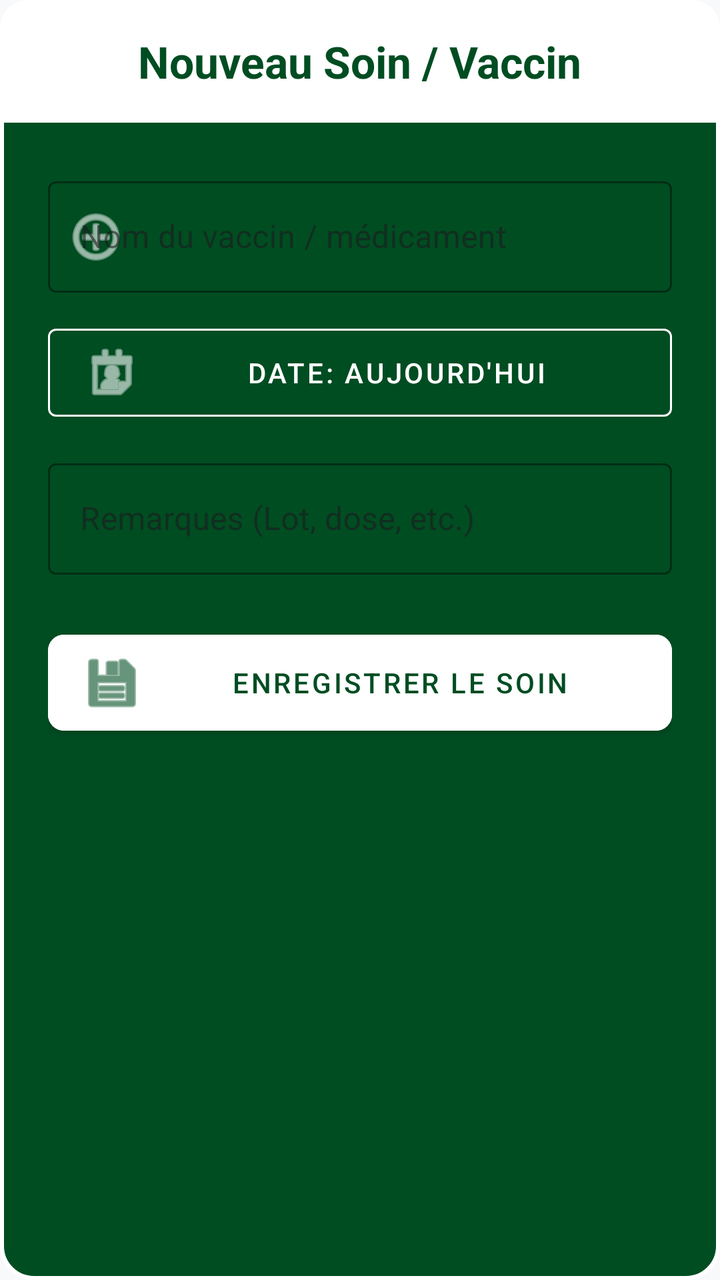
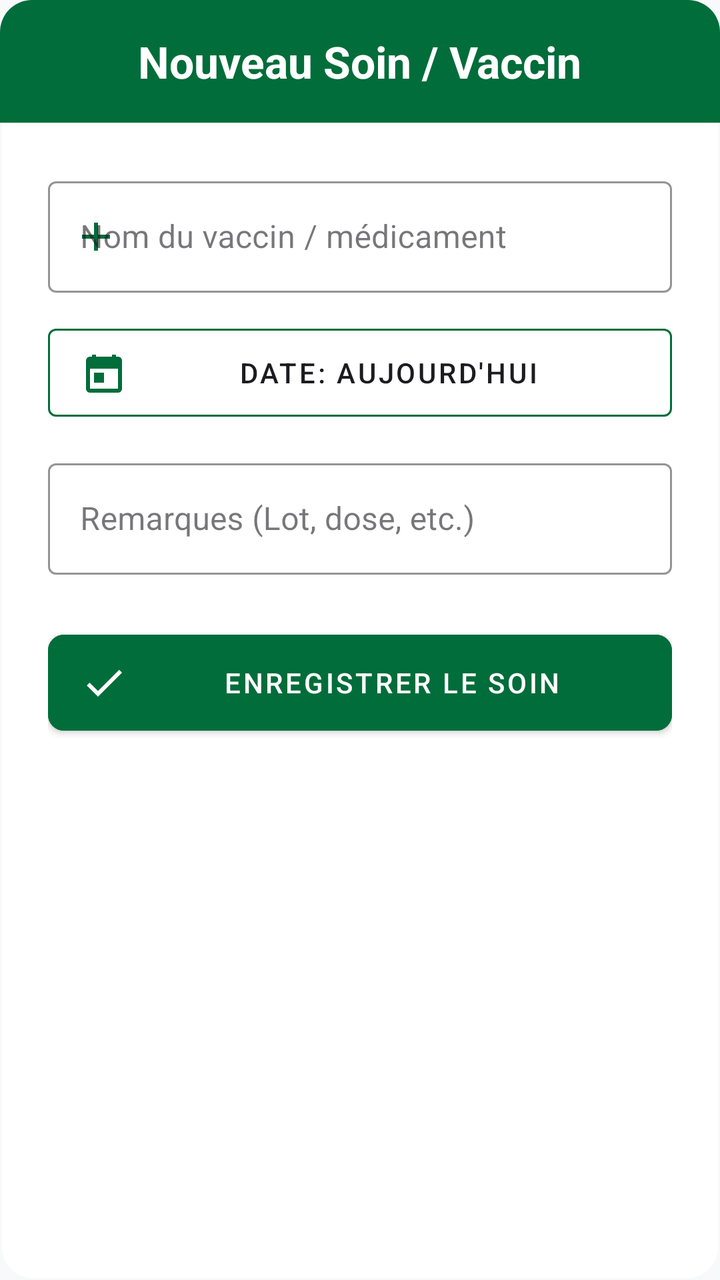

Before-and-after screenshots of an Android layout around one commit, followed by the original layout XML and the change that was made.
<!-- AndroidManifest.xml: application theme Theme.Poulailler_copilot -->
<!-- res/layout/dialog_add_vaccine.xml -->
<?xml version="1.0" encoding="utf-8"?>
<LinearLayout xmlns:android="http://schemas.android.com/apk/res/android"
    xmlns:app="http://schemas.android.com/apk/res-auto"
    android:layout_width="match_parent"
    android:layout_height="wrap_content"
    android:orientation="vertical"
    android:background="@drawable/bg_dialog_dark">

    <LinearLayout
        android:layout_width="match_parent"
        android:layout_height="wrap_content"
        android:background="@drawable/bg_dialog_header"
        android:padding="16dp"
        android:gravity="center">
        <TextView
            android:layout_width="wrap_content"
            android:layout_height="wrap_content"
            android:text="Nouveau Soin / Vaccin"
            android:textColor="@color/primary_variant"
            android:textSize="22sp"
            android:textStyle="bold"/>
    </LinearLayout>

    <LinearLayout
        android:layout_width="match_parent"
        android:layout_height="wrap_content"
        android:orientation="vertical"
        android:padding="24dp">

        <com.google.android.material.textfield.TextInputLayout
            android:layout_width="match_parent"
            android:layout_height="wrap_content"
            android:hint="Nom du vaccin / médicament"
            style="@style/Widget.MaterialComponents.TextInputLayout.OutlinedBox"
            android:layout_marginBottom="12dp"
            app:hintTextColor="#CCFFFFFF"
            app:boxStrokeColor="@color/white"
            app:startIconDrawable="@android:drawable/ic_menu_add"
            app:startIconTint="@color/white">
            <com.google.android.material.textfield.TextInputEditText
                android:id="@+id/etVaccineName"
                android:layout_width="match_parent"
                android:layout_height="wrap_content"
                android:textColor="@color/white" />
        </com.google.android.material.textfield.TextInputLayout>

        <com.google.android.material.button.MaterialButton
            android:id="@+id/btnSelectDate"
            android:layout_width="match_parent"
            android:layout_height="56dp"
            android:text="Date: Aujourd'hui"
            style="@style/Widget.MaterialComponents.Button.OutlinedButton"
            android:textColor="@color/white"
            app:strokeColor="@color/white"
            app:icon="@android:drawable/ic_menu_my_calendar"
            app:iconTint="@color/white"
            android:layout_marginBottom="12dp"/>

        <com.google.android.material.textfield.TextInputLayout
            android:layout_width="match_parent"
            android:layout_height="wrap_content"
            android:hint="Remarques (Lot, dose, etc.)"
            style="@style/Widget.MaterialComponents.TextInputLayout.OutlinedBox"
            android:layout_marginBottom="24dp"
            app:hintTextColor="#CCFFFFFF"
            app:boxStrokeColor="@color/white">
            <com.google.android.material.textfield.TextInputEditText
                android:id="@+id/etRemarks"
                android:layout_width="match_parent"
                android:layout_height="wrap_content"
                android:textColor="@color/white" />
        </com.google.android.material.textfield.TextInputLayout>

        <com.google.android.material.button.MaterialButton
            android:id="@+id/btnSaveVaccine"
            android:layout_width="match_parent"
            android:layout_height="60dp"
            android:text="ENREGISTRER LE SOIN"
            android:backgroundTint="@color/white"
            android:textColor="@color/primary_variant"
            app:cornerRadius="8dp"
            app:icon="@android:drawable/ic_menu_save"
            app:iconTint="@color/primary_variant"/>
    </LinearLayout>
</LinearLayout>
<!-- resources referenced by this layout -->
<resources>
  <color name="primary_variant">#004D22</color>
  <color name="white">#FFFFFFFF</color>
  <!-- drawable bg_dialog_dark (drawable) -->
  <?xml version="1.0" encoding="utf-8"?>
  <shape xmlns:android="http://schemas.android.com/apk/res/android">
      <solid android:color="@color/primary_variant" />
      <stroke
          android:width="2dp"
          android:color="@color/white" />
      <corners android:radius="16dp" />
  </shape>
  <!-- drawable bg_dialog_header (drawable) -->
  <?xml version="1.0" encoding="utf-8"?>
  <shape xmlns:android="http://schemas.android.com/apk/res/android">
      <solid android:color="@color/white" />
      <corners
          android:topLeftRadius="14dp"
          android:topRightRadius="14dp" />
  </shape>
  <color name="primary">#006D3A</color>
  <color name="secondary">#43A047</color>
  <color name="secondary_variant">#2E7D32</color>
  <color name="background">@color/off_white</color>
  <color name="surface">#FFFFFF</color>
  <color name="text_primary">#1C1B1F</color>
  <color name="text_secondary">#49454F</color>
  <style name="Widget.App.CardView" parent="Widget.MaterialComponents.CardView">
          <item name="cardElevation">2dp</item>
          <item name="cardCornerRadius">16dp</item>
          <item name="cardBackgroundColor">@color/surface</item>
          <item name="strokeWidth">0dp</item>
      </style>
  <style name="ShapeAppearance.App.LargeComponent" parent="ShapeAppearance.MaterialComponents.LargeComponent">
          <item name="cornerFamily">rounded</item>
          <item name="cornerSize">16dp</item>
      </style>
  <style name="ThemeOverlay.App.MaterialAlertDialog" parent="ThemeOverlay.MaterialComponents.MaterialAlertDialog">
          <item name="colorSurface">@color/surface</item>
          <item name="colorOnSurface">@color/text_primary</item>
          <item name="android:textColorPrimary">@color/text_primary</item>
      </style>
  <color name="off_white">#F8F9FA</color>
  <!-- unchanged entries left out for length: 1 -->
</resources>

<!-- the commit's change to res/layout/dialog_add_vaccine.xml (unified diff, before → after) -->
@@ -16,7 +16,7 @@
             android:layout_width="wrap_content"
             android:layout_height="wrap_content"
             android:text="Nouveau Soin / Vaccin"
-            android:textColor="@color/primary_variant"
+            android:textColor="@color/white"
             android:textSize="22sp"
             android:textStyle="bold"/>
     </LinearLayout>
@@ -33,15 +33,15 @@
             android:hint="Nom du vaccin / médicament"
             style="@style/Widget.MaterialComponents.TextInputLayout.OutlinedBox"
             android:layout_marginBottom="12dp"
-            app:hintTextColor="#CCFFFFFF"
-            app:boxStrokeColor="@color/white"
-            app:startIconDrawable="@android:drawable/ic_menu_add"
-            app:startIconTint="@color/white">
+            app:hintTextColor="@color/text_secondary"
+            app:boxStrokeColor="@color/primary"
+            app:startIconDrawable="@drawable/ic_add"
+            app:startIconTint="@color/primary">
             <com.google.android.material.textfield.TextInputEditText
                 android:id="@+id/etVaccineName"
                 android:layout_width="match_parent"
                 android:layout_height="wrap_content"
-                android:textColor="@color/white" />
+                android:textColor="@color/text_primary" />
         </com.google.android.material.textfield.TextInputLayout>
 
         <com.google.android.material.button.MaterialButton
@@ -50,10 +50,10 @@
             android:layout_height="56dp"
             android:text="Date: Aujourd'hui"
             style="@style/Widget.MaterialComponents.Button.OutlinedButton"
-            android:textColor="@color/white"
-            app:strokeColor="@color/white"
-            app:icon="@android:drawable/ic_menu_my_calendar"
-            app:iconTint="@color/white"
+            android:textColor="@color/text_primary"
+            app:strokeColor="@color/primary"
+            app:icon="@drawable/ic_calendar"
+            app:iconTint="@color/primary"
             android:layout_marginBottom="12dp"/>
 
         <com.google.android.material.textfield.TextInputLayout
@@ -62,13 +62,13 @@
             android:hint="Remarques (Lot, dose, etc.)"
             style="@style/Widget.MaterialComponents.TextInputLayout.OutlinedBox"
             android:layout_marginBottom="24dp"
-            app:hintTextColor="#CCFFFFFF"
-            app:boxStrokeColor="@color/white">
+            app:hintTextColor="@color/text_secondary"
+            app:boxStrokeColor="@color/primary">
             <com.google.android.material.textfield.TextInputEditText
                 android:id="@+id/etRemarks"
                 android:layout_width="match_parent"
                 android:layout_height="wrap_content"
-                android:textColor="@color/white" />
+                android:textColor="@color/text_primary" />
         </com.google.android.material.textfield.TextInputLayout>
 
         <com.google.android.material.button.MaterialButton
@@ -76,10 +76,10 @@
             android:layout_width="match_parent"
             android:layout_height="60dp"
             android:text="ENREGISTRER LE SOIN"
-            android:backgroundTint="@color/white"
-            android:textColor="@color/primary_variant"
+            android:backgroundTint="@color/primary"
+            android:textColor="@color/white"
             app:cornerRadius="8dp"
-            app:icon="@android:drawable/ic_menu_save"
-            app:iconTint="@color/primary_variant"/>
+            app:icon="@drawable/ic_check"
+            app:iconTint="@color/white"/>
     </LinearLayout>
 </LinearLayout>
<!-- resource entries referenced after the edit -->
@@ -5,20 +5,50 @@
   <!-- drawable bg_dialog_dark (drawable) -->
   <?xml version="1.0" encoding="utf-8"?>
   <shape xmlns:android="http://schemas.android.com/apk/res/android">
-      <solid android:color="@color/primary_variant" />
+      <solid android:color="@color/surface" />
       <stroke
-          android:width="2dp"
-          android:color="@color/white" />
+          android:width="1dp"
+          android:color="@color/off_white" />
       <corners android:radius="16dp" />
   </shape>
   <!-- drawable bg_dialog_header (drawable) -->
   <?xml version="1.0" encoding="utf-8"?>
   <shape xmlns:android="http://schemas.android.com/apk/res/android">
-      <solid android:color="@color/white" />
+      <solid android:color="@color/primary" />
       <corners
-          android:topLeftRadius="14dp"
-          android:topRightRadius="14dp" />
+          android:topLeftRadius="16dp"
+          android:topRightRadius="16dp" />
   </shape>
+  <!-- drawable ic_add (drawable) -->
+  <vector xmlns:android="http://schemas.android.com/apk/res/android"
+      android:width="24dp"
+      android:height="24dp"
+      android:viewportWidth="24"
+      android:viewportHeight="24">
+      <path
+          android:fillColor="#000000"
+          android:pathData="M19,13h-6v6h-2v-6H5v-2h6V5h2v6h6z"/>
+  </vector>
+  <!-- drawable ic_calendar (drawable) -->
+  <vector xmlns:android="http://schemas.android.com/apk/res/android"
+      android:width="24dp"
+      android:height="24dp"
+      android:viewportWidth="24"
+      android:viewportHeight="24">
+      <path
+          android:fillColor="#000000"
+          android:pathData="M19,4h-1V3h-2v1H8V3H6v1H5C3.89,4 3.01,4.9 3.01,6L3,20c0,1.1 0.89,2 2,2h14c1.1,0 2,-0.9 2,-2V6C21,4.9 20.1,4 19,4z M19,20H5V10h14V20z M7,12h5v5H7z"/>
+  </vector>
+  <!-- drawable ic_check (drawable) -->
+  <vector xmlns:android="http://schemas.android.com/apk/res/android"
+      android:width="24dp"
+      android:height="24dp"
+      android:viewportWidth="24"
+      android:viewportHeight="24">
+      <path
+          android:fillColor="#000000"
+          android:pathData="M9,16.17L4.83,12l-1.42,1.41L9,19 21,7l-1.41,-1.41z"/>
+  </vector>
   <color name="primary">#006D3A</color>
   <color name="secondary">#43A047</color>
   <color name="secondary_variant">#2E7D32</color>
